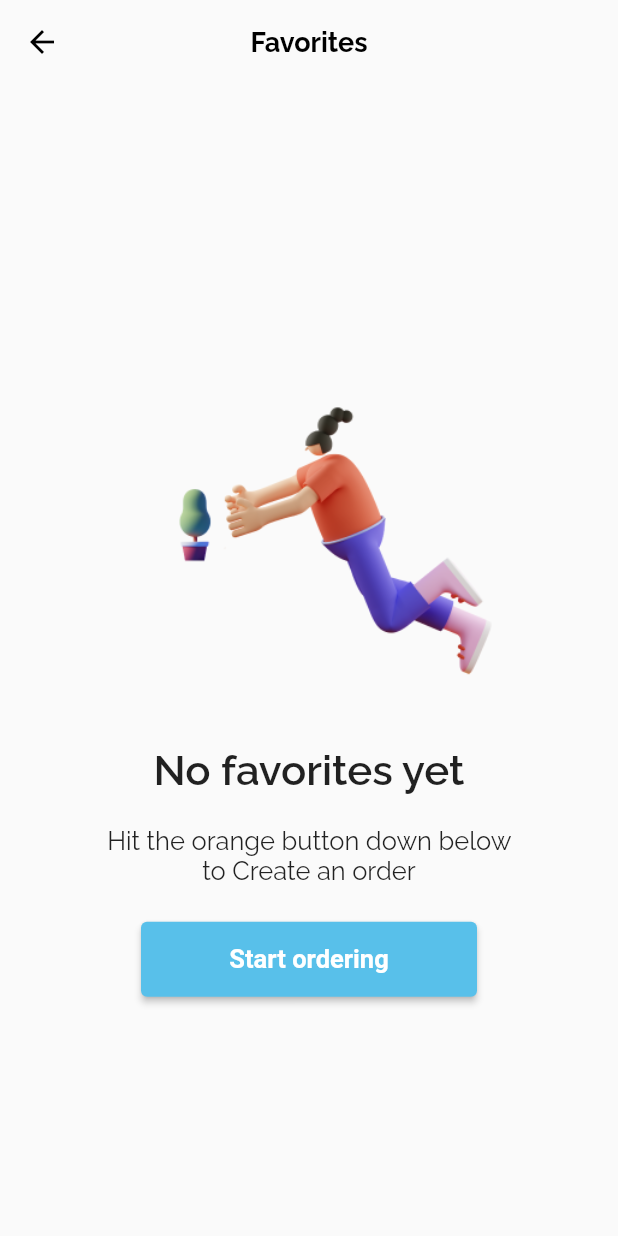
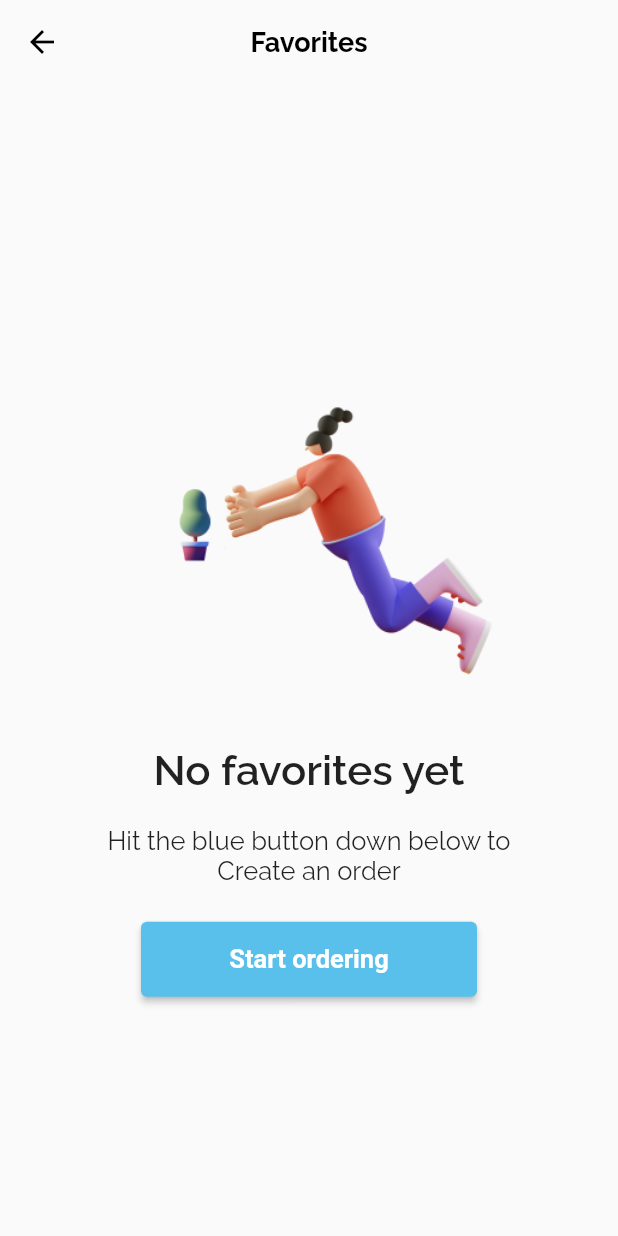
Before and after one commit to BustamanteMelkia/Tech-ecommerce-app, a Flutter app: the NoFavorites screen opened directly, on a phone screen of 412 x 824 dp. Run offline on Flutter 3.47's test engine with Material 2 defaults, Android fonts, the phone set to English and light mode, and no system bars.

Commit message:
No-history screen addee

```diff
--- a/lib/main.dart
+++ b/lib/main.dart
@@ -1,5 +1,6 @@
-import 'package:ecommerce_app/screens/no-favorites.dart';
+import 'package:ecommerce_app/screens/no_favorites.dart';
 import 'package:ecommerce_app/screens/no_connection.dart';
+import 'package:ecommerce_app/screens/no_history.dart';
 import 'package:ecommerce_app/screens/splashscreen.dart';
 import 'package:flutter/material.dart';
 
@@ -20,7 +21,7 @@ class MyApp extends StatelessWidget {
         primaryColorLight: Colors.white,
         fontFamily: 'Raleway',
       ),
-      home: const NoFavorites(),
+      home: const NoHistory(),
     );
   }
 }
--- /dev/null
+++ b/lib/screens/no_favorites.dart
@@ -0,0 +1,39 @@
+import 'package:ecommerce_app/widgets/empty_state.dart';
+import 'package:flutter/cupertino.dart';
+import 'package:flutter/material.dart';
+
+class NoFavorites extends StatelessWidget {
+  const NoFavorites({Key? key}) : super(key: key);
+
+  @override
+  Widget build(BuildContext context) {
+    return Scaffold(
+      appBar: AppBar(
+        elevation: 0,
+        centerTitle: true,
+        backgroundColor: Colors.transparent,
+        leading: IconButton(
+          onPressed: () {
+            // Navigator.pop(context);
+          },
+          icon: Icon(Icons.arrow_back, color: Colors.black),
+        ),
+        title: const Text(
+          "Favorites",
+          style: TextStyle(
+            color: Colors.black,
+            fontSize: 18,
+            fontWeight: FontWeight.bold,
+          ),
+        ),
+      ),
+      body: EmptyState(
+        path: 'assets/images/no_favorites.png',
+        title: 'No favorites yet',
+        description: 'Hit the blue button down below to Create an order',
+        textButton: 'Start ordering',
+        onClick: () {},
+      ),
+    );
+  }
+}
--- a/lib/screens/no-favorites.dart
+++ b/lib/screens/no_history.dart
@@ -2,8 +2,8 @@ import 'package:ecommerce_app/widgets/empty_state.dart';
 import 'package:flutter/cupertino.dart';
 import 'package:flutter/material.dart';
 
-class NoFavorites extends StatelessWidget {
-  const NoFavorites({Key? key}) : super(key: key);
+class NoHistory extends StatelessWidget {
+  const NoHistory({Key? key}) : super(key: key);
 
   @override
   Widget build(BuildContext context) {
@@ -19,7 +19,7 @@ class NoFavorites extends StatelessWidget {
           icon: Icon(Icons.arrow_back, color: Colors.black),
         ),
         title: const Text(
-          "Favorites",
+          "Order History",
           style: TextStyle(
             color: Colors.black,
             fontSize: 18,
@@ -28,9 +28,9 @@ class NoFavorites extends StatelessWidget {
         ),
       ),
       body: EmptyState(
-        path: 'assets/images/no_favorites.png',
-        title: 'No favorites yet',
-        description: 'Hit the orange button down below to Create an order',
+        path: 'assets/images/no_history.png',
+        title: 'No history yet',
+        description: 'Hit the blue button down below to Create an order',
         textButton: 'Start ordering',
         onClick: () {},
       ),
```
Also changed, not shown: assets/images/no_history.png (added).
